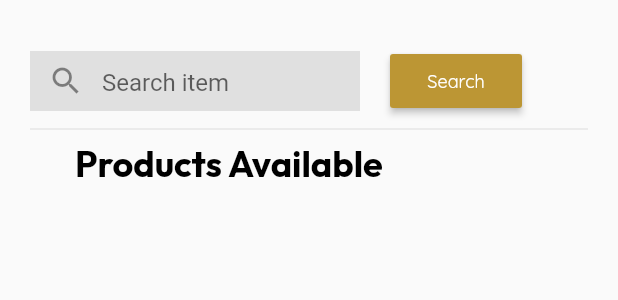
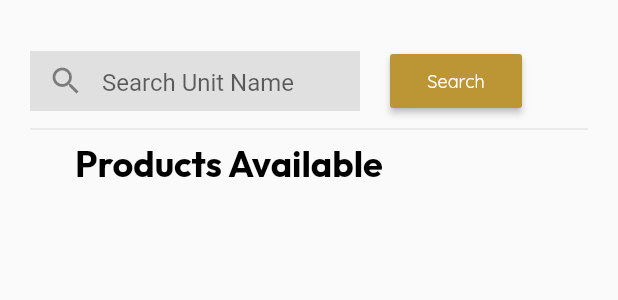
Before and after one commit to Lans12345/tracking_system, a Flutter app: the ItemsTab widget shown alone on an empty page, opened directly, on a phone screen of 412 x 824 dp. Shown: the top 300 px of the screen. Run offline on Flutter 3.47's test engine with Material 2 defaults, Android fonts, the phone set to English and light mode, and no system bars; our stand-ins replace cloud_firestore, easy_sidemenu, firebase_core; missing offline and left inert: firedart; accounts and stored records are empty.

```diff
--- a/lib/screens/tabs/items_tab.dart
+++ b/lib/screens/tabs/items_tab.dart
@@ -33,7 +33,7 @@ class _ItemsTabState extends State<ItemsTab> {
                       });
                     }),
                     decoration: InputDecoration(
-                        hintText: 'Search item',
+                        hintText: 'Search Unit Name',
                         prefixIcon: const Icon(Icons.search),
                         fillColor: Colors.grey[300],
                         filled: true,
```
